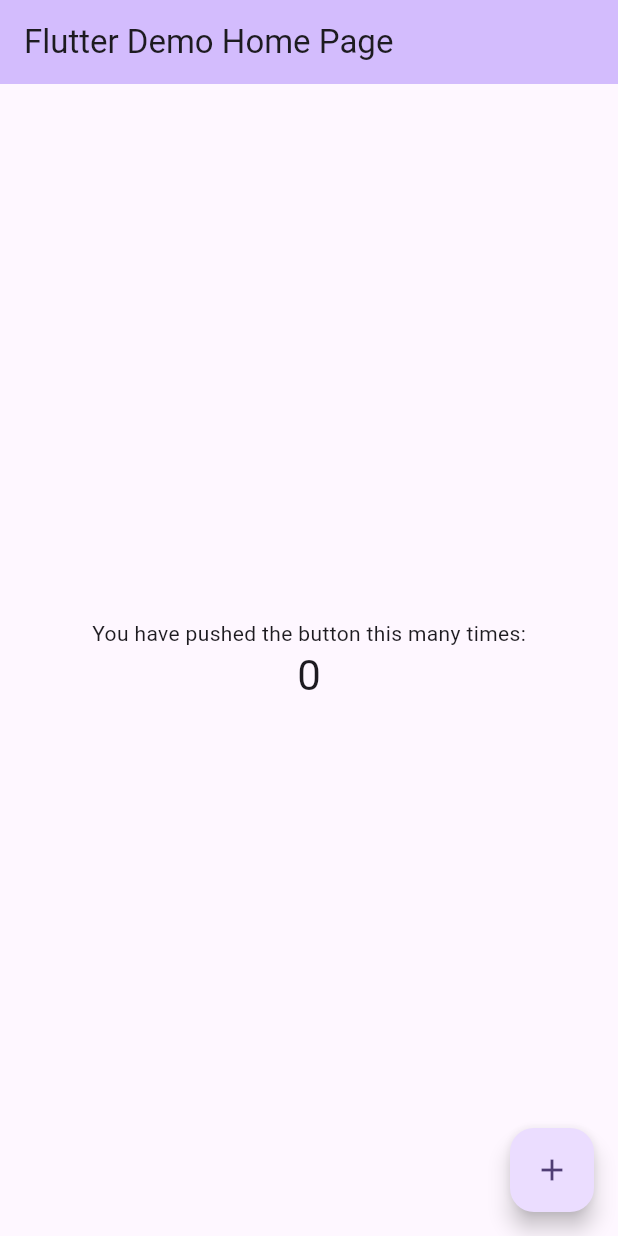
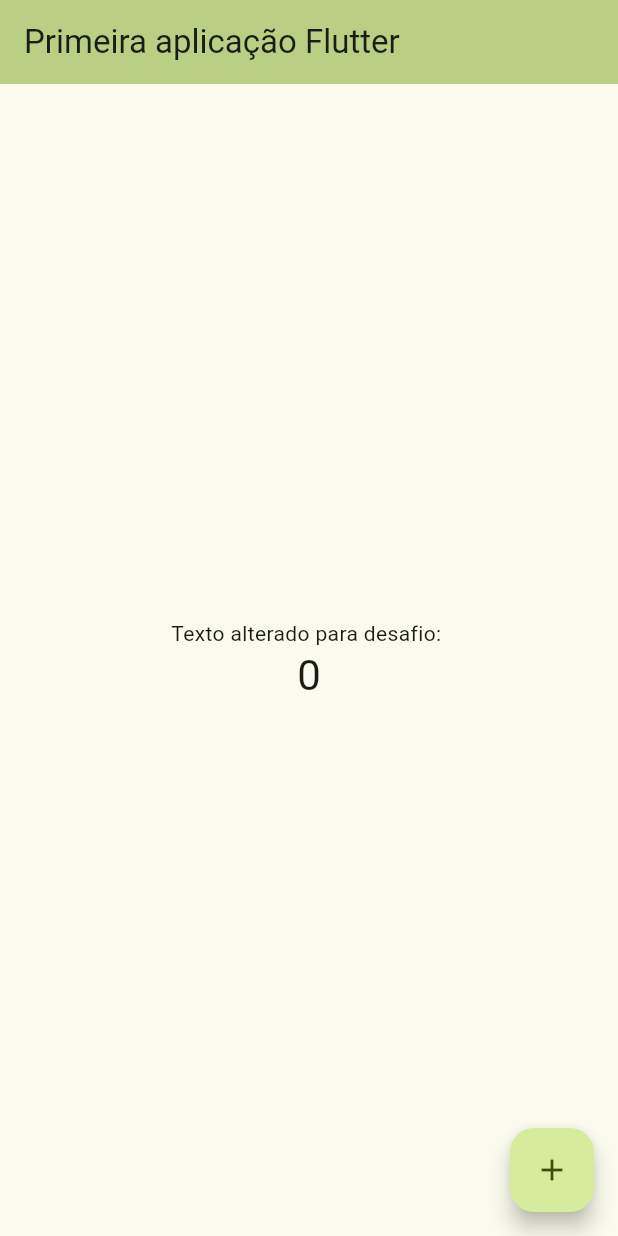
Before and after one commit to anthonyd12/first-project-flutter, a Flutter app: the screen it shows after launch, on a phone screen of 412 x 824 dp. Run offline on Flutter 3.47's test engine with Material 2 defaults, Android fonts, the phone set to English and light mode, and no system bars.

Commit message:
alteraçã do texto e cor

```diff
--- a/projetodadio/lib/main.dart
+++ b/projetodadio/lib/main.dart
@@ -28,10 +28,10 @@
         //
         // This works for code too, not just values: Most code changes can be
         // tested with just a hot reload.
-        colorScheme: ColorScheme.fromSeed(seedColor: Colors.deepPurple),
+        colorScheme: ColorScheme.fromSeed(seedColor: Color.fromRGBO(179, 232, 5, 0.078)),
         useMaterial3: true,
       ),
-      home: const MyHomePage(title: 'Flutter Demo Home Page'),
+      home: const MyHomePage(title: 'Primeira aplicação Flutter'),
     );
   }
 }
@@ -106,7 +106,7 @@
           mainAxisAlignment: MainAxisAlignment.center,
           children: <Widget>[
             const Text(
-              'You have pushed the button this many times:',
+              'Texto alterado para desafio: ',
             ),
             Text(
               '$_counter',
```
